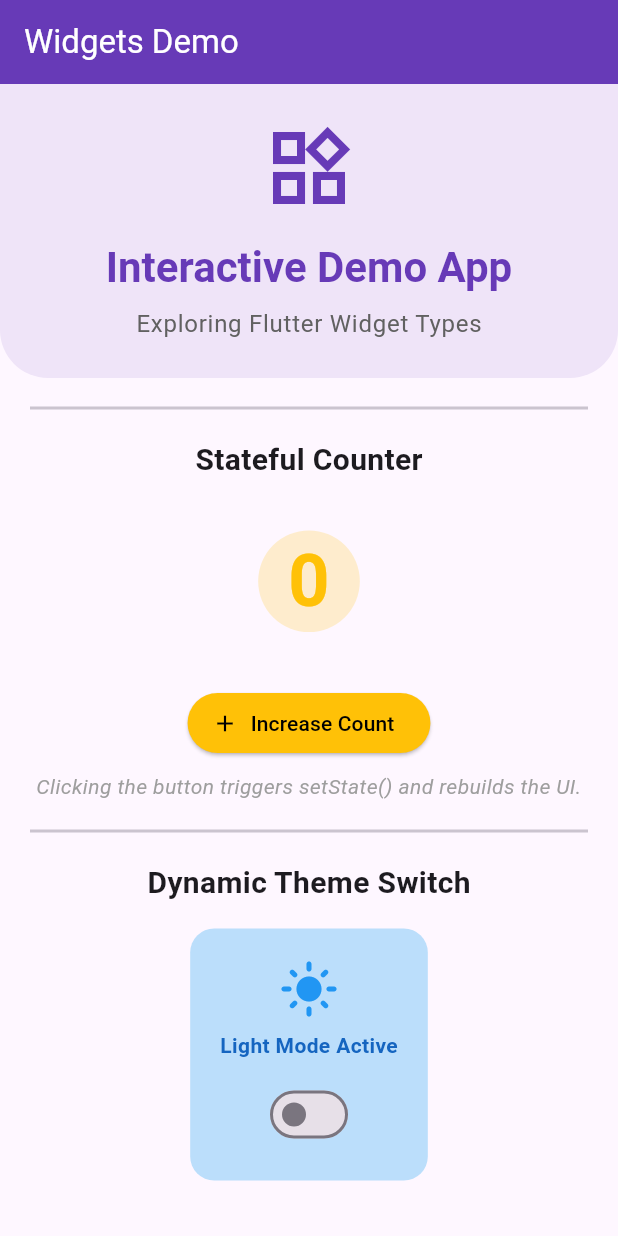
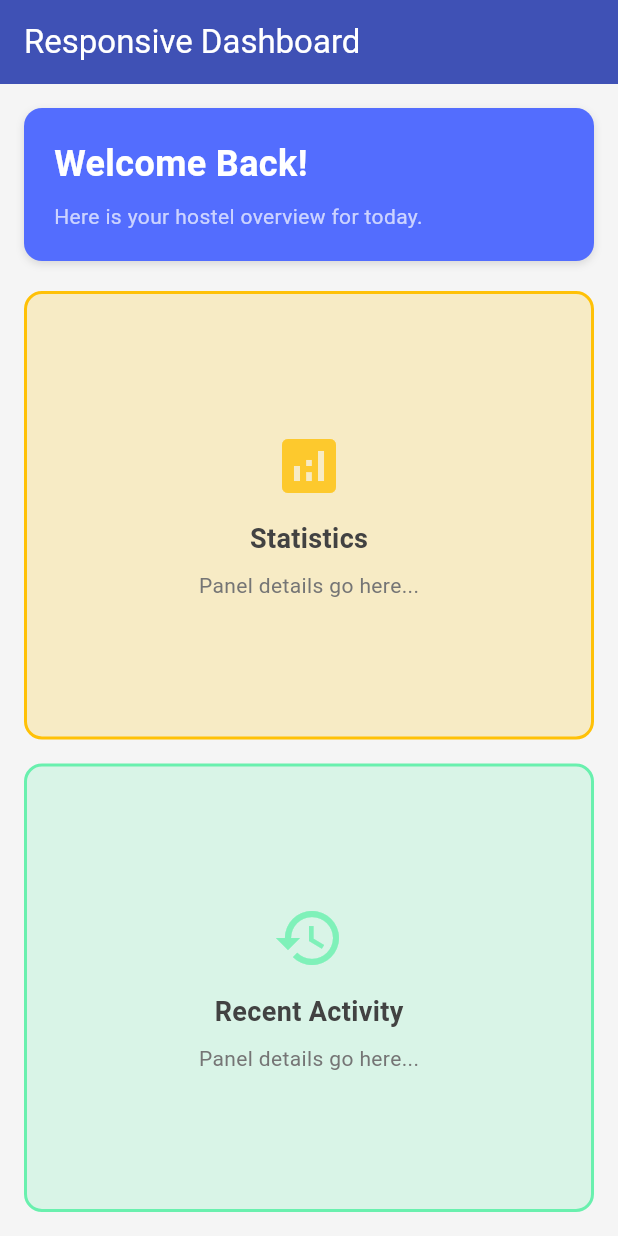
Before and after one commit to saiabishekpriyan/Hostel-hub-flutter-project, a Flutter app: the screen it shows after launch, on a phone screen of 412 x 824 dp. Run offline on Flutter 3.47's test engine with Material 3 defaults, Android fonts, the light colour scheme and no system bars; our stand-ins replace cloud_firestore, firebase_auth, firebase_core; accounts and stored records are empty.

Commit message:
Implement responsive layout using Rows, Columns, and Containers

```diff
--- a/project_structure_demo/lib/main.dart
+++ b/project_structure_demo/lib/main.dart
@@ -1,5 +1,6 @@
 import 'package:flutter/material.dart';
 import 'screens/stateless_stateful_demo.dart';
+import 'screens/responsive_layout.dart';
 
 void main() {
   runApp(const MyApp());
@@ -17,7 +18,7 @@
         colorScheme: ColorScheme.fromSeed(seedColor: Colors.deepPurple),
         useMaterial3: true,
       ),
-      home: const StatelessStatefulDemo(),
+      home: const ResponsiveLayout(),
     );
   }
 }
--- /dev/null
+++ b/project_structure_demo/lib/screens/responsive_layout.dart
@@ -0,0 +1,115 @@
+import 'package:flutter/material.dart';
+
+class ResponsiveLayout extends StatelessWidget {
+  const ResponsiveLayout({super.key});
+
+  @override
+  Widget build(BuildContext context) {
+    // Determine screen width for responsiveness
+    double screenWidth = MediaQuery.of(context).size.width;
+    bool isMobile = screenWidth < 600;
+
+    return Scaffold(
+      appBar: AppBar(
+        title: const Text('Responsive Dashboard'),
+        backgroundColor: Colors.indigo,
+        foregroundColor: Colors.white,
+      ),
+      body: Container(
+        padding: const EdgeInsets.all(16),
+        color: Colors.grey[100],
+        child: Column(
+          children: [
+            // Header Section - Row used for layout
+            Container(
+              width: double.infinity,
+              padding: const EdgeInsets.all(20),
+              decoration: BoxDecoration(
+                color: Colors.indigoAccent,
+                borderRadius: BorderRadius.circular(12),
+                boxShadow: const [
+                  BoxShadow(
+                    color: Colors.black12,
+                    blurRadius: 4,
+                    offset: Offset(0, 2),
+                  ),
+                ],
+              ),
+              child: const Column(
+                crossAxisAlignment: CrossAxisAlignment.start,
+                children: [
+                  Text(
+                    'Welcome Back!',
+                    style: TextStyle(
+                      color: Colors.white,
+                      fontSize: 24,
+                      fontWeight: FontWeight.bold,
+                    ),
+                  ),
+                  SizedBox(height: 8),
+                  Text(
+                    'Here is your hostel overview for today.',
+                    style: TextStyle(color: Colors.white70),
+                  ),
+                ],
+              ),
+            ),
+            const SizedBox(height: 20),
+
+            // Dynamic Content Section - Uses Row or Column based on screen width
+            Expanded(
+              child: isMobile
+                  ? Column(
+                      children: [
+                        _buildPanel('Statistics', Colors.amber, Icons.analytics),
+                        const SizedBox(height: 16),
+                        _buildPanel('Recent Activity', Colors.greenAccent, Icons.history),
+                      ],
+                    )
+                  : Row(
+                      children: [
+                        _buildPanel('Statistics', Colors.amber, Icons.analytics),
+                        const SizedBox(width: 16),
+                        _buildPanel('Recent Activity', Colors.greenAccent, Icons.history),
+                      ],
+                    ),
+            ),
+          ],
+        ),
+      ),
+    );
+  }
+
+  Widget _buildPanel(String title, Color color, IconData icon) {
+    return Expanded(
+      child: Container(
+        width: double.infinity,
+        decoration: BoxDecoration(
+          color: color.withOpacity(0.2),
+          borderRadius: BorderRadius.circular(12),
+          border: Border.all(color: color, width: 2),
+        ),
+        child: Column(
+          mainAxisAlignment: MainAxisAlignment.center,
+          children: [
+            Icon(icon, size: 48, color: color.withOpacity(0.8)),
+            const SizedBox(height: 12),
+            Text(
+              title,
+              style: TextStyle(
+                fontSize: 18,
+                fontWeight: FontWeight.bold,
+                color: Colors.grey[800],
+              ),
+            ),
+            const SizedBox(height: 8),
+            Text(
+              'Panel details go here...',
+              style: TextStyle(color: Colors.grey[600]),
+            ),
+          ],
+        ),
+      ),
+    );
+  }
+}
```
Also changed, not shown: 1 other file.
